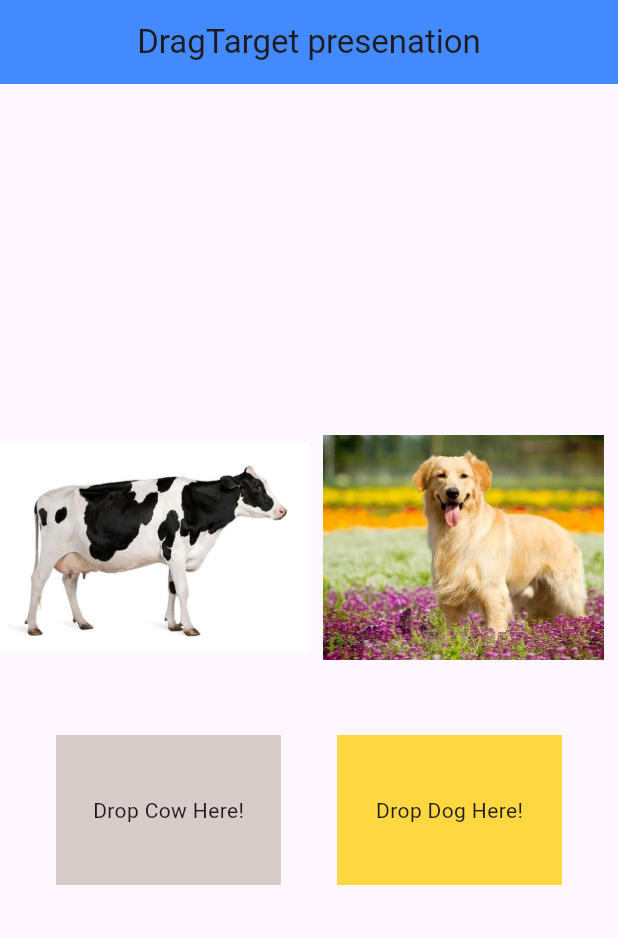
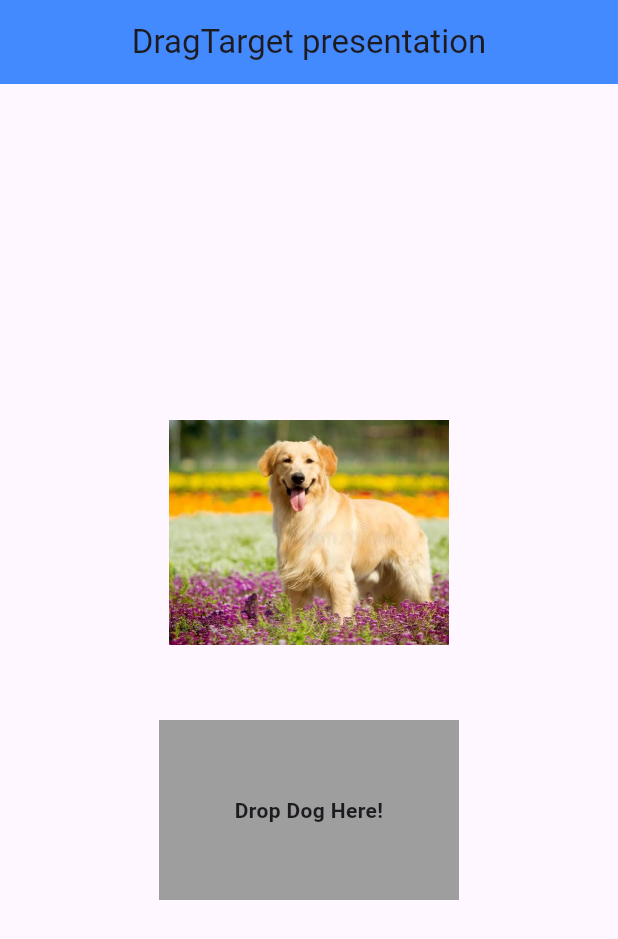
Before and after one commit to inezakevin23/drag_target, a Flutter app: the screen it shows after launch, on a phone screen of 412 x 824 dp. Shown: the top 939 px of the screen. Run offline on Flutter 3.47's test engine with Material 3 defaults, Android fonts, the phone set to English and light mode, and no system bars.

Commit message:
removed cow and remained with dog only for easy demonstration

```diff
--- a/lib/drag_target/drag_target.dart
+++ b/lib/drag_target/drag_target.dart
@@ -8,73 +8,51 @@
 }
 
 class _MyWidgetState extends State<MyWidget> {
-  String cowTargetText = "Drop Cow Here!";
-  String dogTargetText = "Drop Dog Here!";
-
   @override
   Widget build(BuildContext context) {
     return Scaffold(
       appBar: AppBar(
-        title: Text('DragTarget presenation'),
+        title: const Text('DragTarget presentation'),
         backgroundColor: Colors.blueAccent,
         centerTitle: true,
       ),
       body: Column(
         mainAxisAlignment: MainAxisAlignment.center,
         children: [
-          // 1. THE DRAGGABLE ITEMS
-          Row(
-            children: [
-              Expanded(
-                child: Draggable<String>(
-                  data: 'cow',
-                  feedback: Image.asset('assets/cow.jpg', height: 150),
-                  child: Image.asset('assets/cow.jpg', height: 150),
-                ),
-              ),
-              Expanded(
+          // 1. THE DRAGGABLE DOG
+          Center(
             child: Draggable<String>(
               data: 'dog',
-                  feedback: Image.asset('assets/dog.jpg', height: 150),
+              feedback: Material(
+                color: Colors.transparent,
+                child: Image.asset('assets/dog.jpg', height: 150),
+              ),
               child: Image.asset('assets/dog.jpg', height: 150),
             ),
           ),
-            ],
-          ),
+
           const SizedBox(height: 50),
 
-          // 2. THE DRAG TARGETS
-          Row(
-            mainAxisAlignment: MainAxisAlignment.spaceEvenly,
-            children: [
-              // Cow Target
-              DragTarget<String>(
-                onWillAcceptWithDetails: (details) => details.data == 'cow',
-                onAcceptWithDetails: (details) {
-                  setState(() => cowTargetText = "Success: Cow Dropped!");
-                },
-                builder: (context, candidateData, rejectedData) => Container(
-                  height: 100,
-                  width: 150,
-                  color: Colors.brown.shade100,
-                  child: Center(child: Text(cowTargetText)),
+          // 2. THE DOG DRAG TARGET
+          Center(
+            child: DragTarget<String>(
+              onWillAcceptWithDetails: (details) => details.data == 'dog',
+              onAcceptWithDetails: (details) {},
+              builder: (context, candidateData, rejectedData) {
+                return Container(
+                  height: 120,
+                  width: 200,
+                  color: Colors.grey,
+                  child: const Center(
+                    child: Text(
+                      'Drop Dog Here!',
+                      textAlign: TextAlign.center,
+                      style: TextStyle(fontWeight: FontWeight.bold),
                     ),
                   ),
-
-              // Dog Target
-              DragTarget<String>(
-                onWillAcceptWithDetails: (details) => details.data == 'dog',
-                onAcceptWithDetails: (details) {
-                  setState(() => dogTargetText = "Success: Dog Dropped!");
+                );
               },
-                builder: (context, candidateData, rejectedData) => Container(
-                  height: 100,
-                  width: 150,
-                  color: Colors.amberAccent,
-                  child: Center(child: Text(dogTargetText)),
             ),
-              ),
-            ],
           ),
         ],
       ),
--- a/pubspec.yaml
+++ b/pubspec.yaml
@@ -59,7 +59,6 @@
 
   # To add assets to your application, add an assets section, like this:
   assets:
-    - assets/cow.jpg
     - assets/dog.jpg
 
   # An image asset can refer to one or more resolution-specific "variants", see
```
Also changed, not shown: assets/cow.jpg (deleted). Lines whose indentation alone changed are shown as unchanged.
